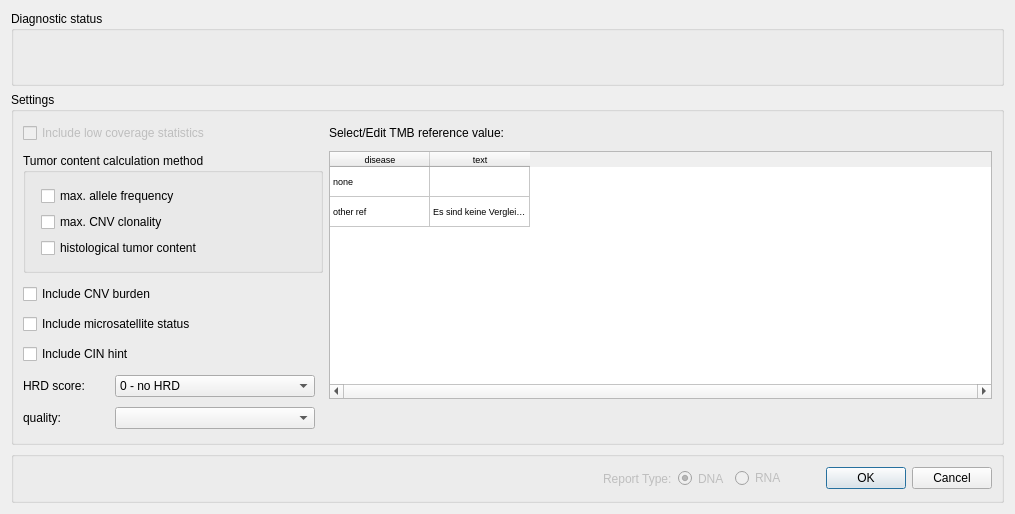
The window that src/GSvar/SomaticReportDialog.ui (imgag/ngs-bits) describes before a commit, drawn with Qt 5.
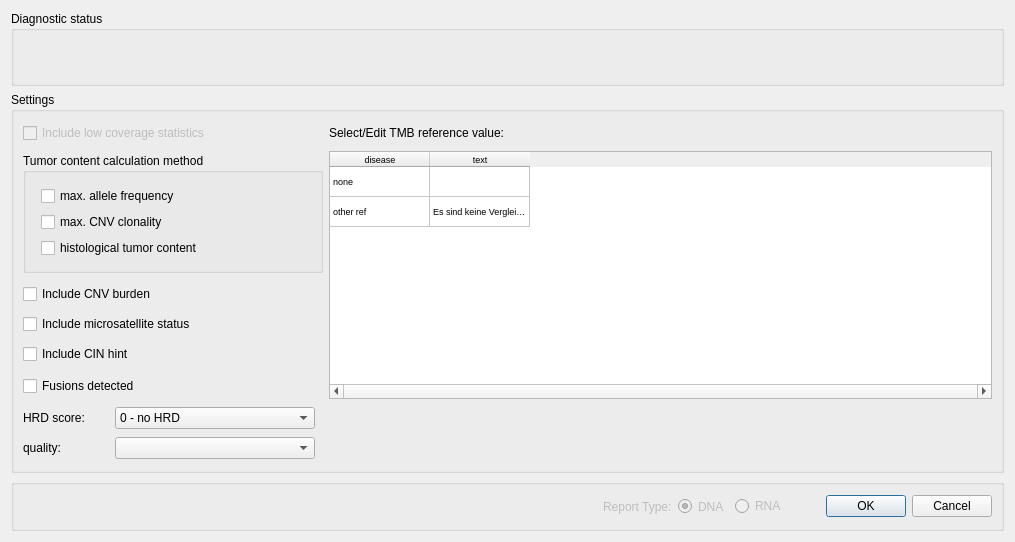
The same window after the commit.

Commit message: somatic_report_configuration: Added switch for detected fusions.

```diff
--- a/src/GSvar/SomaticReportDialog.ui
+++ b/src/GSvar/SomaticReportDialog.ui
@@ -7,7 +7,7 @@
     <x>0</x>
     <y>0</y>
     <width>1015</width>
-    <height>514</height>
+    <height>542</height>
    </rect>
   </property>
   <property name="sizePolicy">
@@ -304,7 +304,20 @@
         </property>
        </widget>
       </item>
-      <item row="5" column="0">
+      <item row="5" column="0" colspan="2">
+       <widget class="QCheckBox" name="fusions_detected">
+        <property name="minimumSize">
+         <size>
+          <width>300</width>
+          <height>0</height>
+         </size>
+        </property>
+        <property name="text">
+         <string>Fusions detected</string>
+        </property>
+       </widget>
+      </item>
+      <item row="6" column="0">
        <widget class="QLabel" name="label">
         <property name="maximumSize">
          <size>
@@ -317,7 +330,7 @@
         </property>
        </widget>
       </item>
-      <item row="5" column="1">
+      <item row="6" column="1">
        <widget class="QComboBox" name="hrd_score">
         <property name="sizePolicy">
          <sizepolicy hsizetype="Minimum" vsizetype="Fixed">
@@ -363,7 +376,7 @@
         </item>
        </widget>
       </item>
-      <item row="6" column="0">
+      <item row="7" column="0">
        <widget class="QLabel" name="label_3">
         <property name="maximumSize">
          <size>
@@ -376,7 +389,7 @@
         </property>
        </widget>
       </item>
-      <item row="6" column="1">
+      <item row="7" column="1">
        <widget class="QComboBox" name="quality">
         <property name="sizePolicy">
          <sizepolicy hsizetype="Minimum" vsizetype="Fixed">
@@ -390,11 +403,6 @@
           <height>16777215</height>
          </size>
         </property>
-        <item>
-         <property name="text">
-          <string/>
-         </property>
-        </item>
        </widget>
       </item>
      </layout>
```
The commit also changes 8 other files.
